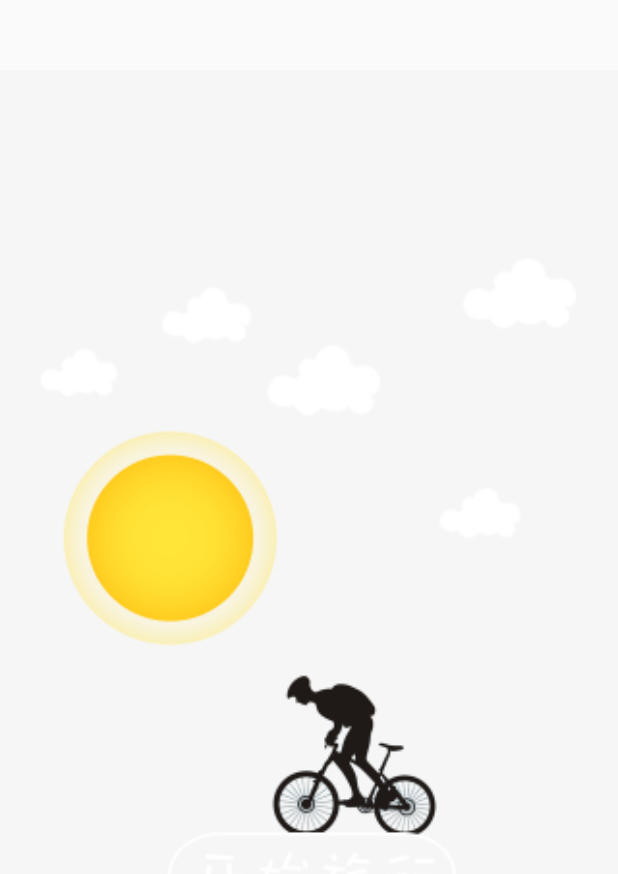
After one commit to greatgeek/DreamBikeOne, an Android app: the SplashActivity screen opened directly, with no data from a screen before it, on a phone screen of 412 x 824 dp. The commit adds this screen. Shown: the top 874 px of the screen. Run offline under Robolectric (Android 15) with nearby library versions, the phone set to English and light mode, and no system bars.

Commit message:
Add Splash activity

```diff
--- /dev/null
+++ b/app/src/main/java/com/panghui/dreambike/SplashActivity.java
@@ -0,0 +1,24 @@
+package com.panghui.dreambike;
+
+import android.content.Intent;
+import android.os.Handler;
+import android.support.v7.app.AppCompatActivity;
+import android.os.Bundle;
+
+public class SplashActivity extends AppCompatActivity {
+
+    @Override
+    protected void onCreate(Bundle savedInstanceState) {
+        super.onCreate(savedInstanceState);
+        setContentView(R.layout.activity_splash);
+        Handler handler=new Handler();
+        handler.postDelayed(new Runnable() {
+            @Override
+            public void run() {
+                Intent intent=new Intent(SplashActivity.this,MainActivity.class);
+                startActivity(intent);
+                finish();
+            }
+        },2000);
+    }
+}
--- /dev/null
+++ b/app/src/main/res/layout/activity_splash.xml
@@ -0,0 +1,14 @@
+<?xml version="1.0" encoding="utf-8"?>
+<android.support.constraint.ConstraintLayout xmlns:android="http://schemas.android.com/apk/res/android"
+    xmlns:app="http://schemas.android.com/apk/res-auto"
+    xmlns:tools="http://schemas.android.com/tools"
+    android:layout_width="match_parent"
+    android:layout_height="match_parent"
+    tools:context=".SplashActivity">
+    <ImageView
+        android:id="@+id/splash_iv"
+        android:layout_width="match_parent"
+        android:layout_height="match_parent"
+        android:src="@drawable/splash"/>
+
+</android.support.constraint.ConstraintLayout>
```
Also changed, not shown: app/src/main/AndroidManifest.xml (+16 -14 lines), app/src/main/java/com/panghui/dreambike/MainActivity.java (+9 -0 lines), app/src/main/res/drawable-xxhdpi/splash.jpg (added).
